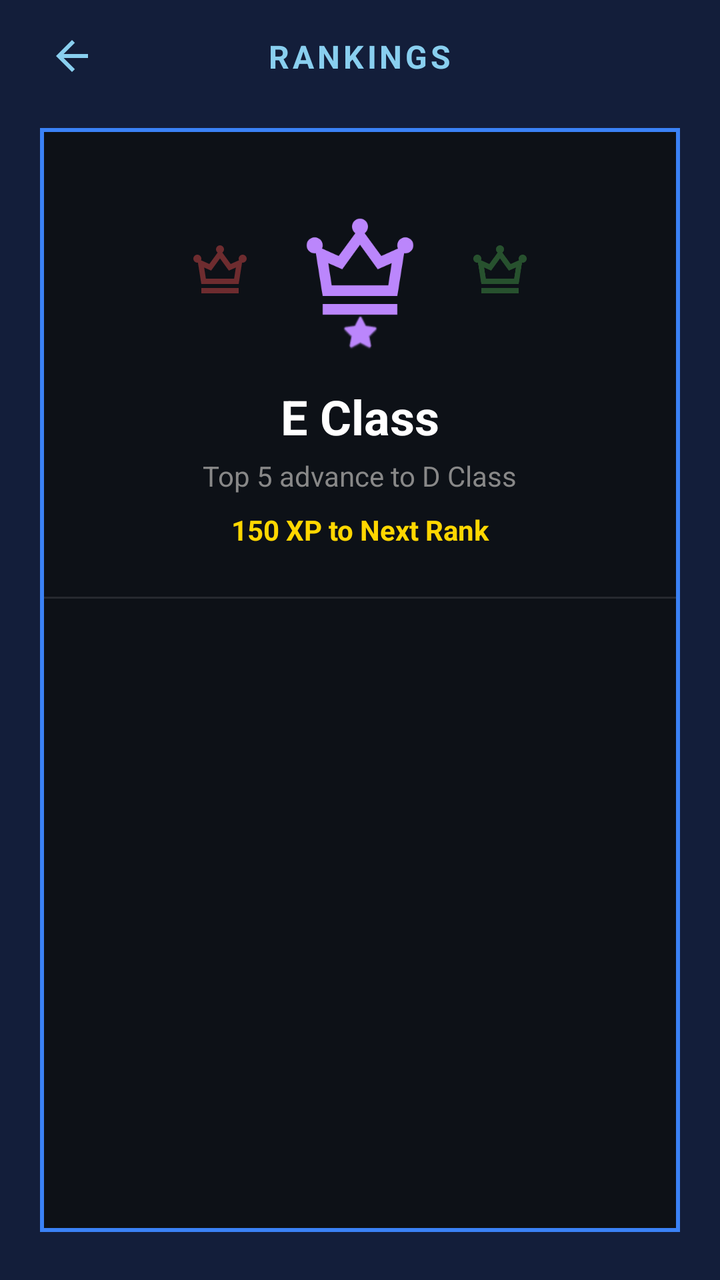
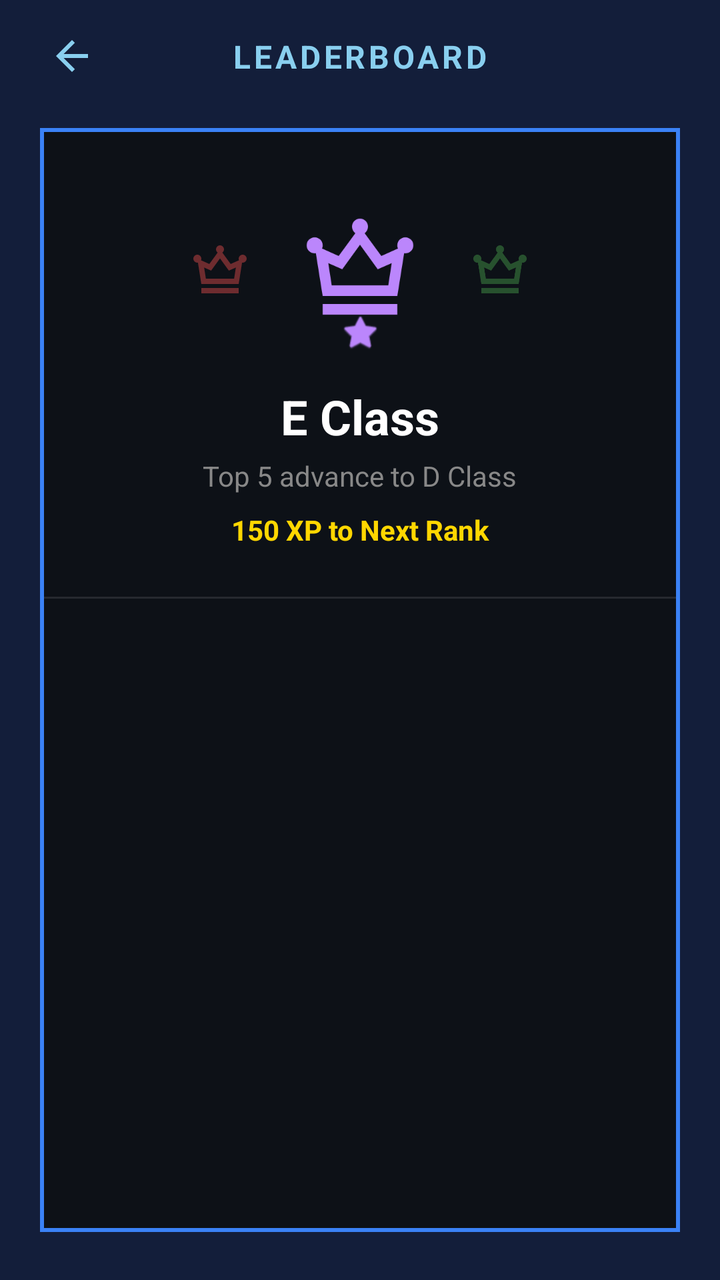

Compare the two renders of this Android layout. The source of the first and the diff that turns it into the second are given below.
<!-- AndroidManifest.xml: application theme Theme.HabitFLOWS -->
<!-- res/layout/activity_leaderboard_menu.xml -->
<?xml version="1.0" encoding="utf-8"?>
<androidx.constraintlayout.widget.ConstraintLayout xmlns:android="http://schemas.android.com/apk/res/android"
    xmlns:app="http://schemas.android.com/apk/res-auto"
    xmlns:tools="http://schemas.android.com/tools"
    android:id="@+id/main"
    android:layout_width="match_parent"
    android:layout_height="match_parent"
    android:background="@color/denim"
    tools:context=".RankingMenu">

    
    <androidx.constraintlayout.widget.ConstraintLayout
        android:id="@+id/topBar"
        android:layout_width="match_parent"
        android:layout_height="wrap_content"
        android:paddingHorizontal="24dp"
        android:paddingVertical="16dp"
        app:layout_constraintTop_toTopOf="parent">

        <ImageView
            android:id="@+id/btnRankingBack"
            android:layout_width="24dp"
            android:layout_height="24dp"
            android:src="@drawable/outline_arrow_back_24"
            app:layout_constraintBottom_toBottomOf="parent"
            app:layout_constraintStart_toStartOf="parent"
            app:layout_constraintTop_toTopOf="parent"
            app:tint="@color/baby_blue" />

        <TextView
            android:id="@+id/tvRankingTitleHeader"
            android:layout_width="wrap_content"
            android:layout_height="wrap_content"
            android:letterSpacing="0.1"
            android:text="RANKINGS"
            android:textColor="@color/baby_blue"
            android:textSize="16sp"
            android:textStyle="bold"
            app:layout_constraintBottom_toBottomOf="parent"
            app:layout_constraintEnd_toEndOf="parent"
            app:layout_constraintStart_toStartOf="parent"
            app:layout_constraintTop_toTopOf="parent" />
    </androidx.constraintlayout.widget.ConstraintLayout>

    
    <com.google.android.material.card.MaterialCardView
        android:id="@+id/contentWindow"
        android:layout_width="0dp"
        android:layout_height="0dp"
        android:layout_marginHorizontal="20dp"
        android:layout_marginTop="8dp"
        android:layout_marginBottom="24dp"
        app:cardBackgroundColor="#0D1117"
        app:cardCornerRadius="0dp"
        app:cardElevation="0dp"
        app:layout_constraintBottom_toBottomOf="parent"
        app:layout_constraintEnd_toEndOf="parent"
        app:layout_constraintStart_toStartOf="parent"
        app:layout_constraintTop_toBottomOf="@id/topBar"
        app:strokeColor="#3B82F6"
        app:strokeWidth="2dp">

        <androidx.core.widget.NestedScrollView
            android:layout_width="match_parent"
            android:layout_height="match_parent"
            android:fillViewport="true">

            <androidx.constraintlayout.widget.ConstraintLayout
                android:layout_width="match_parent"
                android:layout_height="wrap_content"
                android:paddingBottom="24dp">

                
                <LinearLayout
                    android:id="@+id/llRankRow"
                    android:layout_width="match_parent"
                    android:layout_height="wrap_content"
                    android:layout_marginTop="32dp"
                    android:gravity="center"
                    android:orientation="horizontal"
                    app:layout_constraintTop_toTopOf="parent">

                    
                    <ImageView
                        android:layout_width="32dp"
                        android:layout_height="32dp"
                        android:layout_marginHorizontal="6dp"
                        android:alpha="0.4"
                        android:src="@drawable/outline_crown_24"
                        app:tint="#FF5252" />

                    
                    <FrameLayout
                        android:layout_width="wrap_content"
                        android:layout_height="wrap_content"
                        android:layout_marginHorizontal="8dp">

                        <ImageView
                            android:id="@+id/ivMainRankBadge"
                            android:layout_width="80dp"
                            android:layout_height="80dp"
                            android:padding="8dp"
                            android:src="@drawable/outline_crown_24"
                            app:tint="@color/purple_200" />

                        
                        <ImageView
                            android:id="@+id/ivRankStarDecor"
                            android:layout_width="20dp"
                            android:layout_height="20dp"
                            android:layout_gravity="bottom|center_horizontal"
                            android:src="@android:drawable/btn_star_big_on"
                            app:tint="@color/purple_200" />
                    </FrameLayout>

                    
                    <ImageView
                        android:layout_width="32dp"
                        android:layout_height="32dp"
                        android:layout_marginHorizontal="6dp"
                        android:alpha="0.4"
                        android:src="@drawable/outline_crown_24"
                        app:tint="#4CAF50" />

                </LinearLayout>

                <TextView
                    android:id="@+id/tvUserRankClass"
                    android:layout_width="wrap_content"
                    android:layout_height="wrap_content"
                    android:layout_marginTop="16dp"
                    android:text="E Class"
                    android:textColor="@color/white"
                    android:textSize="24sp"
                    android:textStyle="bold"
                    app:layout_constraintEnd_toEndOf="parent"
                    app:layout_constraintStart_toStartOf="parent"
                    app:layout_constraintTop_toBottomOf="@id/llRankRow" />

                <TextView
                    android:id="@+id/tvXpLabel"
                    android:layout_width="wrap_content"
                    android:layout_height="wrap_content"
                    android:layout_marginTop="4dp"
                    android:text="Top 5 advance to D Class"
                    android:textColor="#888888"
                    android:textSize="14sp"
                    app:layout_constraintEnd_toEndOf="parent"
                    app:layout_constraintStart_toStartOf="parent"
                    app:layout_constraintTop_toBottomOf="@id/tvUserRankClass" />

                <TextView
                    android:id="@+id/tvXpProgressText"
                    android:layout_width="wrap_content"
                    android:layout_height="wrap_content"
                    android:layout_marginTop="8dp"
                    android:text="150 XP to Next Rank"
                    android:textColor="#FFD700"
                    android:textStyle="bold"
                    app:layout_constraintEnd_toEndOf="parent"
                    app:layout_constraintStart_toStartOf="parent"
                    app:layout_constraintTop_toBottomOf="@id/tvXpLabel" />

                <View
                    android:id="@+id/divider"
                    android:layout_width="match_parent"
                    android:layout_height="1dp"
                    android:layout_marginTop="24dp"
                    android:background="#1AFFFFFF"
                    app:layout_constraintTop_toBottomOf="@id/tvXpProgressText" />

                
                <androidx.recyclerview.widget.RecyclerView
                    android:id="@+id/rvRankedUsers"
                    android:layout_width="match_parent"
                    android:layout_height="wrap_content"
                    android:nestedScrollingEnabled="false"
                    app:layout_constraintTop_toBottomOf="@id/divider"
                    tools:listitem="@layout/item_rank_user" />

            </androidx.constraintlayout.widget.ConstraintLayout>
        </androidx.core.widget.NestedScrollView>

    </com.google.android.material.card.MaterialCardView>

</androidx.constraintlayout.widget.ConstraintLayout>
<!-- res/layout/item_rank_user.xml (included above) -->
<?xml version="1.0" encoding="utf-8"?>
<androidx.constraintlayout.widget.ConstraintLayout xmlns:android="http://schemas.android.com/apk/res/android"
    xmlns:app="http://schemas.android.com/apk/res-auto"
    android:layout_width="match_parent"
    android:layout_height="wrap_content"
    android:paddingVertical="12dp"
    android:paddingHorizontal="16dp">

    
    <TextView
        android:id="@+id/tvRankPosition"
        android:layout_width="28dp"
        android:layout_height="28dp"
        android:gravity="center"
        android:text="1"
        android:textColor="@color/white"
        android:textSize="16sp"
        android:textStyle="bold"
        app:layout_constraintBottom_toBottomOf="parent"
        app:layout_constraintStart_toStartOf="parent"
        app:layout_constraintTop_toTopOf="parent" />

    
    <FrameLayout
        android:id="@+id/avatarContainer"
        android:layout_width="wrap_content"
        android:layout_height="wrap_content"
        android:layout_marginStart="12dp"
        app:layout_constraintBottom_toBottomOf="parent"
        app:layout_constraintStart_toEndOf="@id/tvRankPosition"
        app:layout_constraintTop_toTopOf="parent">

        <com.google.android.material.imageview.ShapeableImageView
            android:id="@+id/ivUserAvatar"
            android:layout_width="48dp"
            android:layout_height="48dp"
            android:padding="2dp"
            android:scaleType="centerCrop"
            android:src="@drawable/profilepic"
            app:shapeAppearanceOverlay="@style/ShapeAppearance.Material3.Corner.Full"
            app:strokeColor="#3B82F6"
            app:strokeWidth="1dp" />

        
        <ImageView
            android:id="@+id/ivSmallBadge"
            android:layout_width="16dp"
            android:layout_height="16dp"
            android:layout_gravity="top|end"
            android:src="@android:drawable/ic_dialog_info"
            android:visibility="gone"
            app:tint="@color/purple_200" />
    </FrameLayout>

    <LinearLayout
        android:id="@+id/llUserInfo"
        android:layout_width="0dp"
        android:layout_height="wrap_content"
        android:layout_marginStart="16dp"
        android:orientation="vertical"
        app:layout_constraintBottom_toBottomOf="parent"
        app:layout_constraintEnd_toStartOf="@+id/tvUserXP"
        app:layout_constraintStart_toEndOf="@id/avatarContainer"
        app:layout_constraintTop_toTopOf="parent">

        <TextView
            android:id="@+id/tvUserName"
            android:layout_width="wrap_content"
            android:layout_height="wrap_content"
            android:text="User Name"
            android:textColor="@color/white"
            android:textSize="16sp"
            android:textStyle="bold" />

        <TextView
            android:id="@+id/tvUserProfessionItem"
            android:layout_width="wrap_content"
            android:layout_height="wrap_content"
            android:text="Assassin"
            android:textColor="#A78BFA"
            android:textSize="12sp"
            android:textStyle="italic" />
    </LinearLayout>

    <TextView
        android:id="@+id/tvUserXP"
        android:layout_width="wrap_content"
        android:layout_height="wrap_content"
        android:text="1500 XP"
        android:textColor="#888888"
        android:textSize="14sp"
        android:textStyle="bold"
        app:layout_constraintBottom_toBottomOf="parent"
        app:layout_constraintEnd_toEndOf="parent"
        app:layout_constraintTop_toTopOf="parent" />

</androidx.constraintlayout.widget.ConstraintLayout>
<!-- resources referenced by this layout -->
<resources>
  <color name="baby_blue">#89CFEF</color>
  <color name="denim">#131E3A</color>
  <color name="purple_200">#FFBB86FC</color>
  <color name="white">#FFFFFFFF</color>
  <!-- drawable outline_arrow_back_24 (drawable) -->
  <vector xmlns:android="http://schemas.android.com/apk/res/android" android:autoMirrored="true" android:height="24dp" android:tint="#000000" android:viewportHeight="960" android:viewportWidth="960" android:width="24dp">
        
      <path android:fillColor="@android:color/white" android:pathData="M313,520L537,744L480,800L160,480L480,160L537,216L313,440L800,440L800,520L313,520Z"/>
      
  </vector>
  <!-- drawable outline_crown_24 (drawable) -->
  <vector xmlns:android="http://schemas.android.com/apk/res/android" android:height="24dp" android:tint="#000000" android:viewportHeight="960" android:viewportWidth="960" android:width="24dp">
        
      <path android:fillColor="@android:color/white" android:pathData="M200,800L200,720L760,720L760,800L200,800ZM200,660L149,339Q147,339 144.5,339.5Q142,340 140,340Q115,340 97.5,322.5Q80,305 80,280Q80,255 97.5,237.5Q115,220 140,220Q165,220 182.5,237.5Q200,255 200,280Q200,287 198.5,293Q197,299 195,304L320,360L445,189Q434,181 427,168Q420,155 420,140Q420,115 437.5,97.5Q455,80 480,80Q505,80 522.5,97.5Q540,115 540,140Q540,155 533,168Q526,181 515,189L640,360L765,304Q763,299 761.5,293Q760,287 760,280Q760,255 777.5,237.5Q795,220 820,220Q845,220 862.5,237.5Q880,255 880,280Q880,305 862.5,322.5Q845,340 820,340Q818,340 815.5,339.5Q813,339 811,339L760,660L200,660ZM268,580L692,580L718,413L613,459L480,276L347,459L242,413L268,580ZM480,580L480,580L480,580L480,580L480,580L480,580L480,580Z"/>
      
  </vector>
  <!-- drawable profilepic: jpeg bitmap (drawable, 41021 bytes) -->
  <style name="Theme.HabitFLOWS" parent="Base.Theme.HabitFLOWS" />
  <style name="Base.Theme.HabitFLOWS" parent="Theme.Material3.DayNight.NoActionBar">
          
          
      </style>
</resources>

<!-- the commit's change to res/layout/activity_leaderboard_menu.xml (unified diff, before → after) -->
@@ -32,7 +32,7 @@
             android:layout_width="wrap_content"
             android:layout_height="wrap_content"
             android:letterSpacing="0.1"
-            android:text="RANKINGS"
+            android:text="LEADERBOARD"
             android:textColor="@color/baby_blue"
             android:textSize="16sp"
             android:textStyle="bold"
